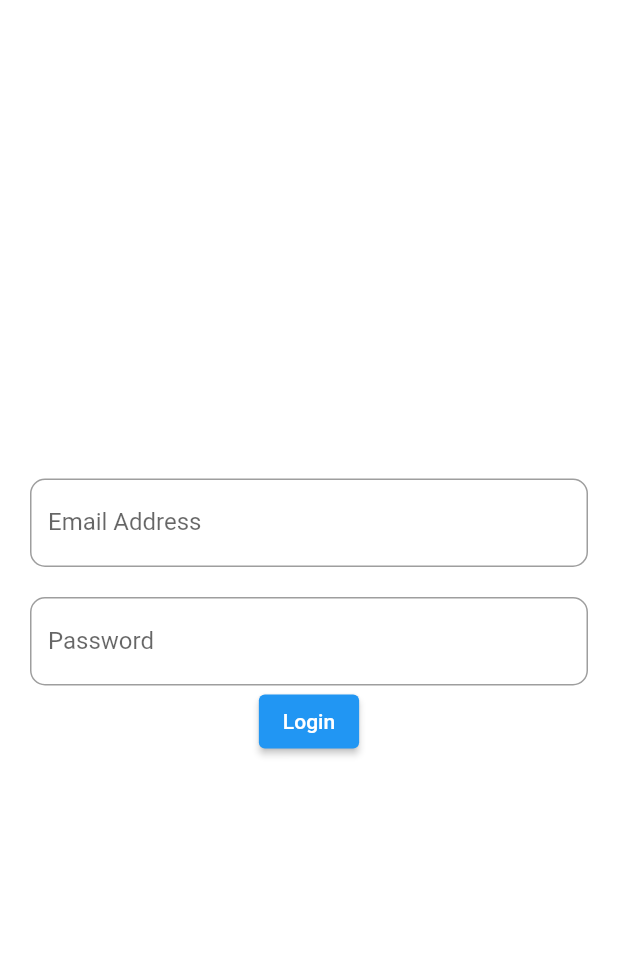
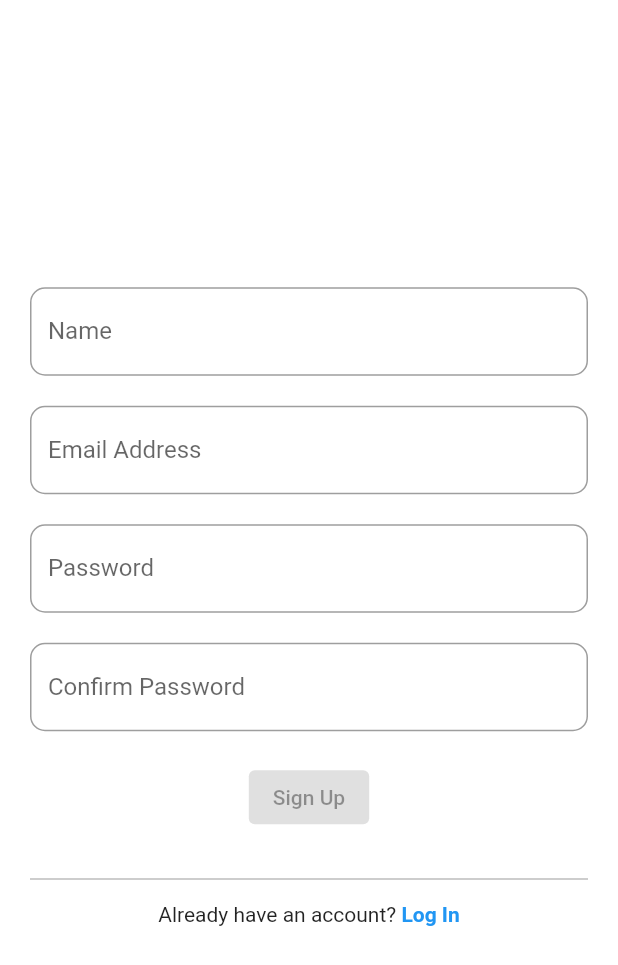
Before and after one commit to rajul007/MyNotepad, a Flutter app: the screen it shows after launch, on a phone screen of 412 x 824 dp. Shown: the top 965 px of the screen. Run offline on Flutter 3.47's test engine with Material 2 defaults, Android fonts, the phone set to English and light mode, and no system bars; our stand-ins replace flutter_secure_storage; missing offline and left inert: dart_jsonwebtoken, dbcrypt, mongo_dart; accounts and stored records are empty.

Commit message:
Create User Added

```diff
--- a/lib/main.dart
+++ b/lib/main.dart
@@ -1,5 +1,6 @@
 import 'package:flutter/material.dart';
 import 'package:mynotepad/db/mongodb.dart';
+import 'package:mynotepad/users/createuser.dart';
 import 'package:mynotepad/users/login.dart';
 
 void main() async {
@@ -18,6 +19,6 @@ class MyApp extends StatelessWidget {
         title: 'MyNotepad',
         theme: ThemeData(
             primarySwatch: Colors.blue, scaffoldBackgroundColor: Colors.white),
-        home: Login());
+        home: CreateUser());
   }
 }
--- /dev/null
+++ b/lib/users/createuser.dart
@@ -0,0 +1,179 @@
+import 'package:dbcrypt/dbcrypt.dart';
+import 'package:flutter/material.dart';
+import 'package:mongo_dart/mongo_dart.dart' as md;
+import 'package:mynotepad/db/mongodb.dart';
+import 'package:mynotepad/models/Users.dart';
+
+class CreateUser extends StatefulWidget {
+  const CreateUser({super.key});
+
+  @override
+  State<CreateUser> createState() => _CreateUserState();
+}
+
+class _CreateUserState extends State<CreateUser> {
+  var name = InputField();
+  var email = InputField();
+  var password = InputField();
+  var confirm_password = InputField();
+
+  @override
+  void initState() {
+    super.initState();
+    name.field.addListener(() {
+      setFieldState(name);
+    });
+
+    email.field.addListener(() {
+      setFieldState(email);
+    });
+    password.field.addListener(() {
+      setFieldState(password);
+    });
+    confirm_password.field.addListener(() {
+      setFieldState(confirm_password);
+    });
+  }
+
+  @override
+  Widget build(BuildContext context) {
+    return Scaffold(
+      body: Container(
+        padding: EdgeInsets.all(20),
+        alignment: Alignment.center,
+        child: LayoutBuilder(
+          builder: (context, constraints) => ListView(
+            scrollDirection: Axis.vertical,
+            children: [
+              Container(
+                constraints: BoxConstraints(
+                  minHeight: constraints.maxHeight,
+                ),
+                alignment: Alignment.center,
+                child: Column(
+                  mainAxisAlignment: MainAxisAlignment.center,
+                  crossAxisAlignment: CrossAxisAlignment.center,
+                  children: <Widget>[
+                    TextField(
+                      controller: name.field,
+                      decoration: InputDecoration(
+                        labelText: "Name",
+                        border: OutlineInputBorder(
+                            borderRadius: BorderRadius.circular(10)),
+                      ),
+                    ),
+                    SizedBox(
+                      height: 20,
+                    ),
+                    TextField(
+                      controller: email.field,
+                      decoration: InputDecoration(
+                        labelText: "Email Address",
+                        border: OutlineInputBorder(
+                            borderRadius: BorderRadius.circular(10)),
+                      ),
+                    ),
+                    SizedBox(
+                      height: 20,
+                    ),
+                    TextField(
+                      controller: password.field,
+                      obscureText: true,
+                      decoration: InputDecoration(
+                        labelText: "Password",
+                        border: OutlineInputBorder(
+                            borderRadius: BorderRadius.circular(10)),
+                      ),
+                    ),
+                    SizedBox(height: 20),
+                    TextField(
+                      controller: confirm_password.field,
+                      obscureText: true,
+                      decoration: InputDecoration(
+                        labelText: "Confirm Password",
+                        border: OutlineInputBorder(
+                            borderRadius: BorderRadius.circular(10)),
+                      ),
+                    ),
+                    SizedBox(height: 20),
+                    ElevatedButton(
+                        onPressed: name.fieldStatus &&
+                                email.fieldStatus &&
+                                password.fieldStatus &&
+                                confirm_password.fieldStatus
+                            ? () => _createUser(
+                                name.field.text,
+                                email.field.text,
+                                password.field.text,
+                                confirm_password.field.text)
+                            : null,
+                        child: Text("Sign Up")),
+                    Container(
+                      padding: EdgeInsets.all(15),
+                      decoration: BoxDecoration(
+                          border: Border(
+                        bottom: BorderSide(color: Colors.black26),
+                      )),
+                    ),
+                    Padding(
+                        padding: EdgeInsets.all(15),
+                        child: Text.rich(TextSpan(
+                            text: "Already have an account? ",
+                            children: <InlineSpan>[
+                              TextSpan(
+                                  text: "Log In",
+                                  style: TextStyle(
+                                      color: Colors.blue,
+                                      fontWeight: FontWeight.bold))
+                            ])))
+                  ],
+                ),
+              )
+            ],
+          ),
+        ),
+      ),
+    );
+  }
+
+  void setFieldState(InputField input) {
+    setState(() {
+      input.fieldStatus = input.field.text.isNotEmpty;
+    });
+  }
+
+  Future<void> _createUser(String name, String email, String password,
+      String confirm_password) async {
+    if (confirm_password != password) {
+      ScaffoldMessenger.of(context).showSnackBar(SnackBar(
+          content: Text("Password does not match with Confirm field")));
+      return;
+    }
+    var _id = md.ObjectId();
+    var hashed_password =
+        new DBCrypt().hashpw(password, new DBCrypt().gensaltWithRounds(10));
+
+    final data = UserSchema(
+        id: _id,
+        name: name,
+        email: email,
+        password: hashed_password,
+        date: DateTime.fromMillisecondsSinceEpoch(
+            DateTime.now().millisecondsSinceEpoch,
+            isUtc: true));
+
+    var result = await MongoDatabase.createUser(data);
+    ScaffoldMessenger.of(context)
+        .showSnackBar(SnackBar(content: Text("Successfully Signed In ${_id}")));
+  }
+}
+
+class InputField {
+  var field;
+  var fieldStatus;
+
+  InputField() {
+    field = TextEditingController();
+    fieldStatus = false;
+  }
+}
```
Also changed, not shown: lib/db/mongodb.dart (+14 -0 lines), lib/users/login.dart (+42 -4 lines).
